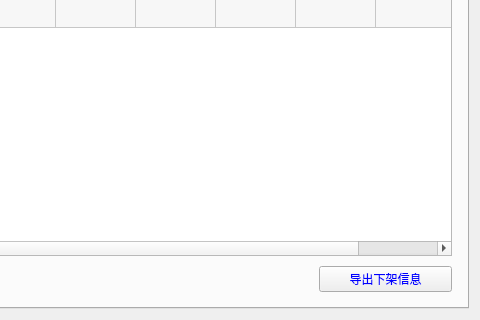
First picture: the form in ui/shelf_display.ui, repository tainyuhong/pyside_machine_system, before the edit; both pictures show x 544 to 1024 and y 448 to 768 of the 1024 by 768 pixel window.
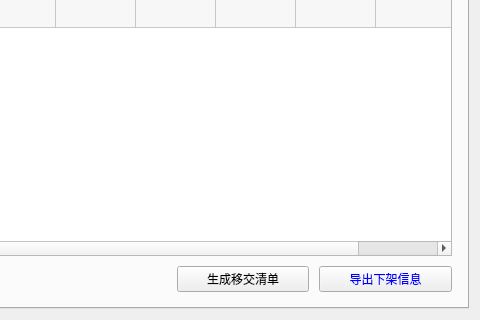
Second picture: the form after the edit. The open tabs and pages were chosen to show the change.

Commit message: 增加了下载清单模板功能，excel使用了XLWING实现 修复了添加机柜功能/下架查询BUG 在测试模块中测试了PSTUIL/爬取古诗

```diff
--- a/ui/shelf_display.ui
+++ b/ui/shelf_display.ui
@@ -465,6 +465,13 @@
            </property>
           </widget>
          </item>
+         <item row="3" column="3">
+          <widget class="QPushButton" name="bt_hand_over">
+           <property name="text">
+            <string>生成移交清单</string>
+           </property>
+          </widget>
+         </item>
         </layout>
        </item>
       </layout>
```
The commit also changes 15 other files.
